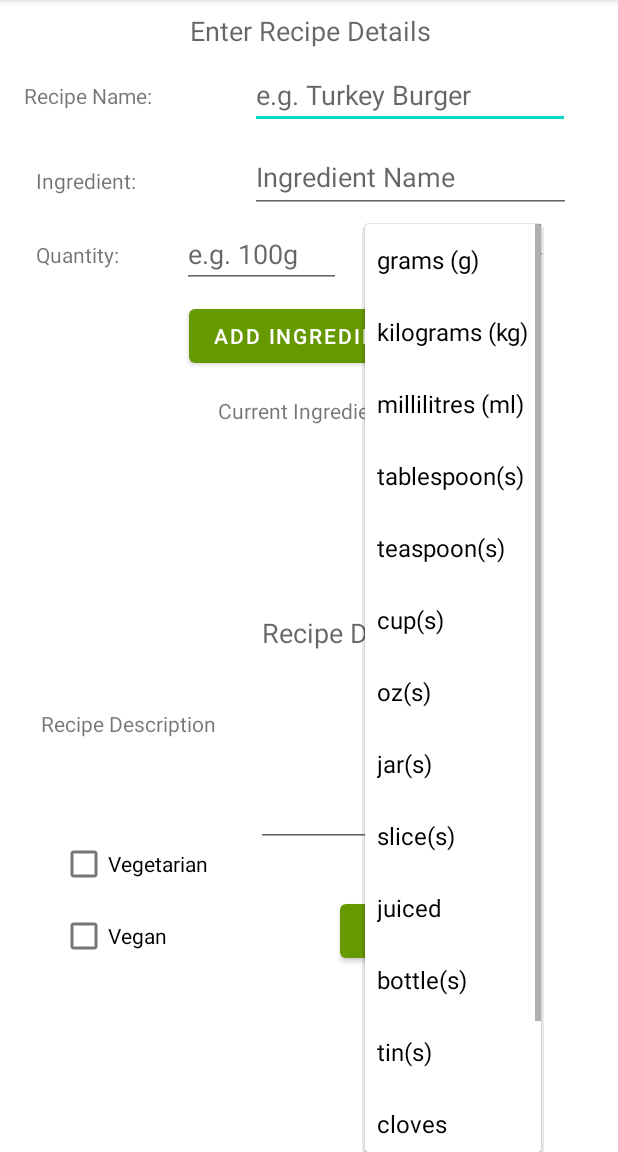
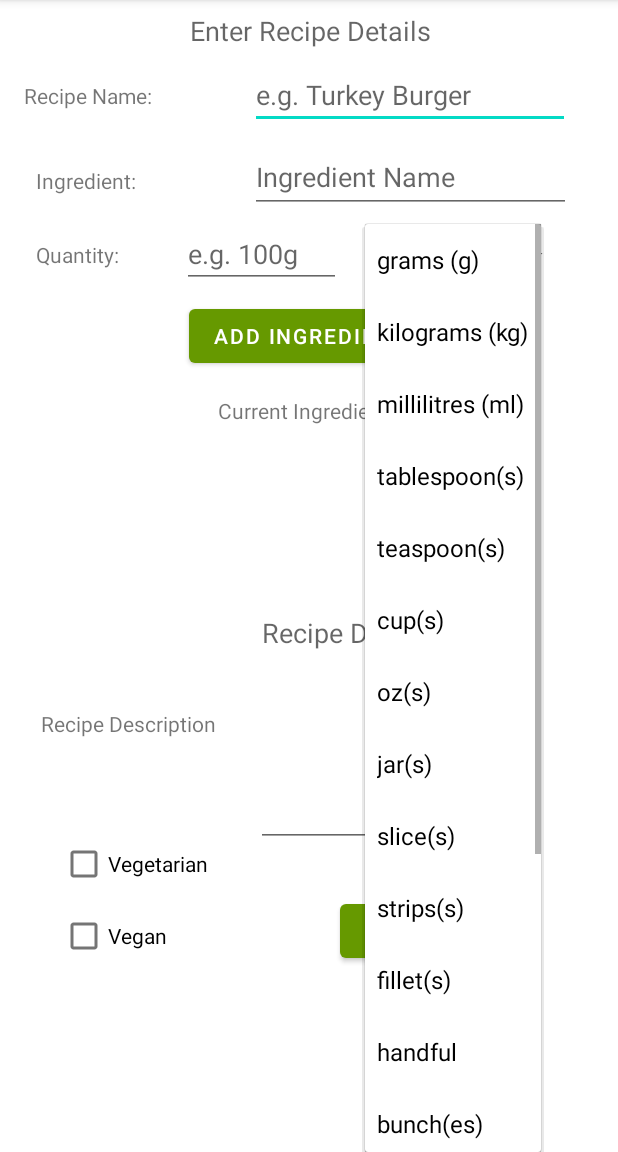
Before and after one commit to SC-118455906/RecipeGeneratorAS, an Android app: the CustomRecipe screen opened directly, with no data from a screen before it, after a tap on "grams (g)", on a phone screen of 412 x 824 dp, the part 84-1236 px from its top. Run offline under Robolectric (Android 15) with nearby library versions, the phone set to English and light mode, and no system bars.

```diff
--- a/app/src/main/java/com/example/recipegenerator/CustomRecipe.java
+++ b/app/src/main/java/com/example/recipegenerator/CustomRecipe.java
@@ -11,6 +11,7 @@ import android.database.sqlite.SQLiteDatabase;
 import android.os.Bundle;
 import android.util.Log;
 import android.view.MenuItem;
+import android.view.MotionEvent;
 import android.view.View;
 import android.widget.AdapterView;
 import android.widget.ArrayAdapter;
--- a/app/src/main/java/com/example/recipegenerator/MainActivity.java
+++ b/app/src/main/java/com/example/recipegenerator/MainActivity.java
@@ -30,7 +30,7 @@ public class MainActivity extends AppCompatActivity {
     Button btn_GoToIngredients, btn_GoToCustomRecipe, btn_GoToRecipes;
     View img_Profile;
     BottomNavigationView bottomNavigationView;
-    public int currentUserID = 3;
+    public int currentUserID = 1;
     boolean isVegetarian;
     boolean isVegan;
 
--- a/app/src/main/java/com/example/recipegenerator/RecipeViewer.java
+++ b/app/src/main/java/com/example/recipegenerator/RecipeViewer.java
@@ -88,7 +88,6 @@ public class RecipeViewer extends AppCompatActivity {
         });
 
         btn_Save.setOnClickListener((v) -> {
-            Toast.makeText(this, String.valueOf(newRating), Toast.LENGTH_SHORT).show();
             if (newRating != existingRating) {
                 saveRating(userID, recipeID, newRating);
             }
--- a/app/src/main/res/layout/activity_custom_recipe.xml
+++ b/app/src/main/res/layout/activity_custom_recipe.xml
@@ -4,6 +4,10 @@
     android:layout_width="match_parent"
     android:layout_height="match_parent"
     android:scrollbars="vertical"
+    android:fadeScrollbars="false"
+    android:scrollbarStyle="outsideOverlay"
+    android:scrollbarSize="5dp"
+    android:scrollbarThumbVertical="@color/grey"
     xmlns:android="http://schemas.android.com/apk/res/android">
 
     <androidx.constraintlayout.widget.ConstraintLayout
@@ -136,6 +140,11 @@
             android:layout_height="100dp"
             android:layout_marginTop="8dp"
             android:nestedScrollingEnabled="true"
+            android:scrollbars="vertical"
+            android:fadeScrollbars="false"
+            android:scrollbarStyle="outsideOverlay"
+            android:scrollbarSize="5dp"
+            android:scrollbarThumbVertical="@color/grey"
             app:layout_constraintEnd_toEndOf="parent"
             app:layout_constraintHorizontal_bias="0.478"
             app:layout_constraintStart_toStartOf="parent"
@@ -153,6 +162,8 @@
             android:hint="@string/RecipeDesc"
             android:imeOptions="flagNoFullscreen"
             android:inputType="textMultiLine"
+            android:scrollbars="vertical"
+            android:overScrollMode="always"
             app:layout_constraintEnd_toEndOf="parent"
             app:layout_constraintTop_toBottomOf="@+id/lst_IngredientsInRecipe" />
 
--- a/app/src/main/res/layout/activity_main.xml
+++ b/app/src/main/res/layout/activity_main.xml
@@ -42,7 +42,7 @@
         app:layout_constraintEnd_toEndOf="parent"
         app:layout_constraintHorizontal_bias="1.0"
         app:layout_constraintStart_toStartOf="parent"
-        app:layout_constraintTop_toBottomOf="@+id/btn_GoToIngredients" />
+        app:layout_constraintTop_toBottomOf="@+id/btn_GoToRecipes" />
 
     <Button
         android:id="@+id/btn_GoToRecipes"
@@ -61,7 +61,7 @@
         app:layout_constraintEnd_toEndOf="parent"
         app:layout_constraintHorizontal_bias="0.0"
         app:layout_constraintStart_toStartOf="parent"
-        app:layout_constraintTop_toBottomOf="@+id/btn_GoToCustomRecipe" />
+        app:layout_constraintTop_toBottomOf="@+id/btn_GoToIngredients" />
 
     <com.google.android.material.bottomnavigation.BottomNavigationView
         android:id="@+id/bottom_navigation"
--- a/app/src/main/res/values/arrays.xml
+++ b/app/src/main/res/values/arrays.xml
@@ -10,6 +10,10 @@
         <item>oz(s)</item>
         <item>jar(s)</item>
         <item>slice(s)</item>
+        <item>strips(s)</item>
+        <item>fillet(s)</item>
+        <item>handful</item>
+        <item>bunch(es)</item>
         <item>juiced</item>
         <item>bottle(s)</item>
         <item>tin(s)</item>
```
Also changed, not shown: app/src/main/java/com/example/recipegenerator/Ingredients.java (+8 -0 lines), app/src/main/res/layout/activity_recipe_viewer.xml (+10 -1 lines), app/src/main/assets/RecipeGenerator.db, app/src/main/java/com/example/recipegenerator/README.txt (added).
